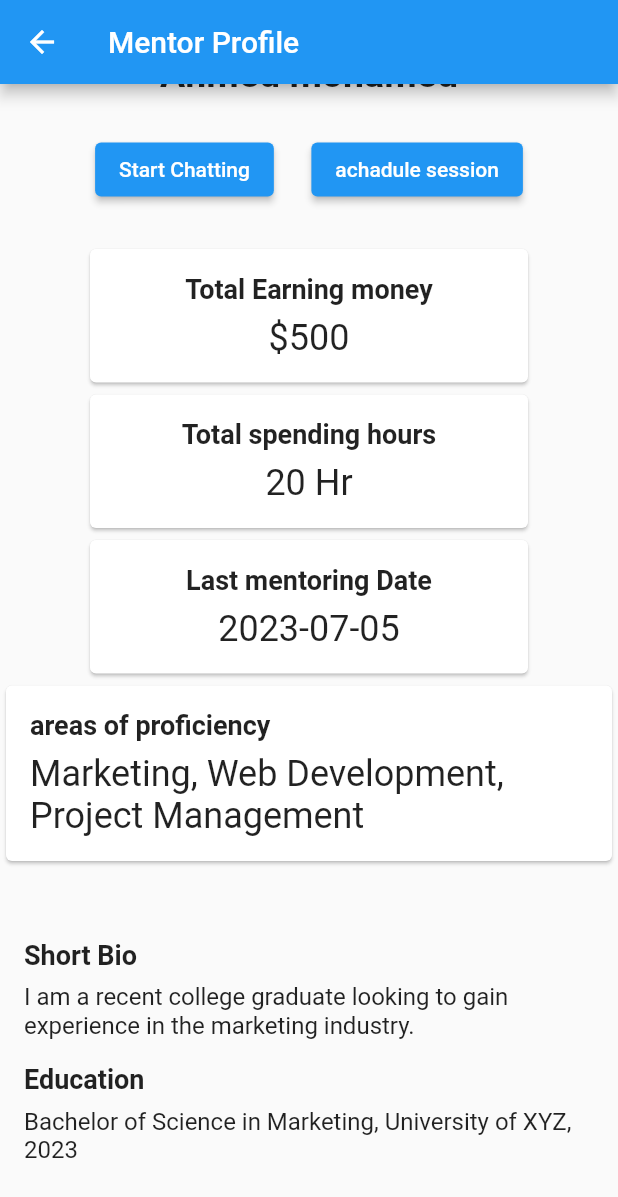
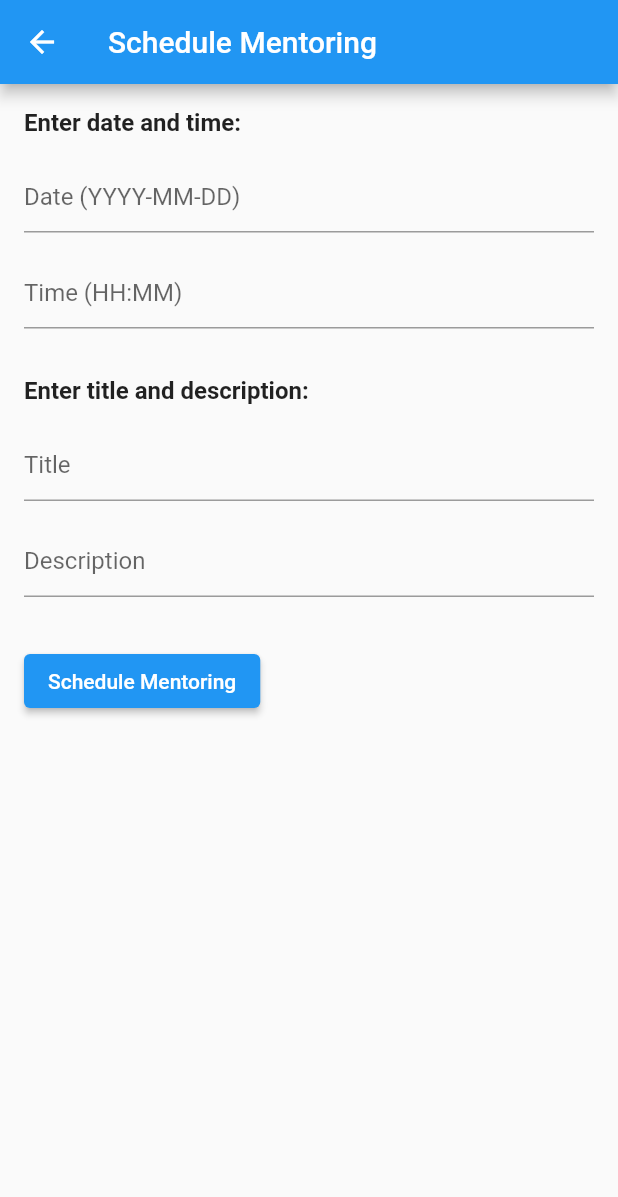
Before and after one commit to ziad366/Mentory, a Flutter app: the MentorProfileScreen screen opened by its route, scrolled down 276 dp, after a tap on "achadule session", on a phone screen of 412 x 824 dp. Shown: the top 1197 px of the screen. Run offline on Flutter 3.47's test engine with Material 2 defaults, Android fonts, the phone set to English and light mode, and no system bars.

Commit message:
chat and schedule

```diff
--- a/lib/API/api_handler.dart
+++ b/lib/API/api_handler.dart
@@ -50,12 +50,12 @@ class Api {
       headers.addAll({'Authorization': 'Bearer $token'});
     }
 
-    print('url = $url body = $body token = $token ');
+    //print('url = $url body = $body token = $token ');
     http.Response response =
         await http.put(Uri.parse(url), body: body, headers: headers);
     if (response.statusCode == 200) {
       Map<String, dynamic> data = jsonDecode(response.body);
-      print(data);
+      //print(data);
       return data;
     } else {
       throw Exception(
--- a/lib/UI/screens/mentee_profile.dart
+++ b/lib/UI/screens/mentee_profile.dart
@@ -27,7 +27,9 @@ class MenteeProfileScreen extends StatelessWidget {
             SizedBox(height: 25.0),
             Center(
               child: ElevatedButton(
-                onPressed: () {},
+                onPressed: () {
+                  Navigator.pushNamed(context, '/chat');
+                },
                 child: Text('Start Chatting'),
               ),
             ),
--- /dev/null
+++ b/lib/UI/screens/schadule.dart
@@ -0,0 +1,100 @@
+import 'package:flutter/material.dart';
+
+class ScheduleScreen extends StatefulWidget {
+  @override
+  _ScheduleScreenState createState() => _ScheduleScreenState();
+}
+
+class _ScheduleScreenState extends State<ScheduleScreen> {
+  TextEditingController _dateController = TextEditingController();
+  TextEditingController _timeController = TextEditingController();
+  String? _title;
+  String? _description;
+
+
+  @override
+  void dispose() {
+    _dateController.dispose();
+    _timeController.dispose();
+    super.dispose();
+  }
+
+  @override
+  Widget build(BuildContext context) {
+    return Scaffold(
+      appBar: AppBar(
+        title: Text('Schedule Mentoring'),
+      ),
+      body: Padding(
+        padding: const EdgeInsets.all(16.0),
+        child: Column(
+          crossAxisAlignment: CrossAxisAlignment.start,
+          children: [
+            Text(
+              'Enter date and time:',
+              style: TextStyle(
+                fontSize: 16.0,
+                fontWeight: FontWeight.bold,
+              ),
+            ),
+            SizedBox(height: 16.0),
+            TextFormField(
+              controller: _dateController,
+              decoration: InputDecoration(
+                hintText: 'Date (YYYY-MM-DD)',
+              ),
+              keyboardType: TextInputType.datetime,
+              onChanged: (value) {},
+            ),
+            SizedBox(height: 16.0),
+            TextFormField(
+              controller: _timeController,
+              decoration: InputDecoration(
+                hintText: 'Time (HH:MM)',
+              ),
+              keyboardType: TextInputType.datetime,
+              onChanged: (value) {},
+            ),
+            SizedBox(height: 32.0),
+            Text(
+              'Enter title and description:',
+              style: TextStyle(
+                fontSize: 16.0,
+                fontWeight: FontWeight.bold,
+              ),
+            ),
+            SizedBox(height: 16.0),
+            TextFormField(
+              decoration: InputDecoration(
+                hintText: 'Title',
+              ),
+              onChanged: (value) {
+                setState(() {
+                  _title = value;
+                });
+              },
+            ),
+            SizedBox(height: 16.0),
+            TextFormField(
+              decoration: InputDecoration(
+                hintText: 'Description',
+              ),
+              onChanged: (value) {
+                setState(() {
+                  _description = value;
+                });
+              },
+            ),
+            SizedBox(height: 32.0),
+            ElevatedButton(
+              onPressed: () {
+                // TODO: Implement scheduling logic
+              },
+              child: Text('Schedule Mentoring'),
+            ),
+          ],
+        ),
+      ),
+    );
+  }
+}
--- a/pubspec.yaml
+++ b/pubspec.yaml
@@ -16,6 +16,7 @@ dependencies:
   dio: ^5.2.1+1
   shared_preferences: ^2.2.0
   provider: ^6.0.5
+  intl: ^0.18.1
   # The following adds the Cupertino Icons font to your application.
   # Use with the CupertinoIcons class for iOS style icons.
   cupertino_icons: ^1.0.2
```
Also changed, not shown: lib/UI/screens/chat_screen.dart (added, +134 -0 lines), lib/UI/screens/frequently_q_and_a.dart (+5 -3 lines), lib/UI/screens/home_screen.dart (+6 -4 lines), lib/UI/screens/mentor_profile.dart (+6 -2 lines), lib/UI/screens/payment.dart (added, +95 -0 lines), lib/UI/widgets/drawer_menu.dart (+7 -0 lines), lib/main.dart (+8 -2 lines), pubspec.lock.
